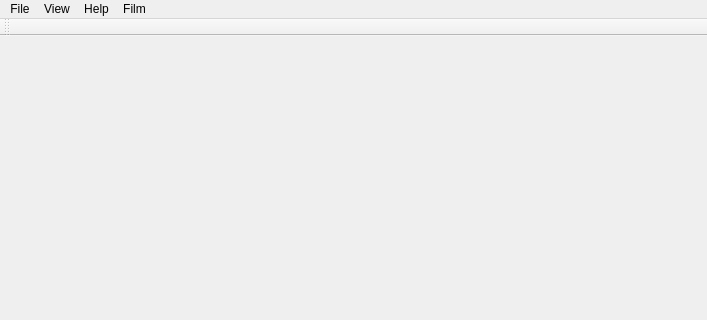
Old version of the form mainwindow.ui in the repository MIRC-UofSC/VirtualFilmBench; both pictures show x 0 to 707 and y 0 to 320 of the 707 by 634 pixel window.
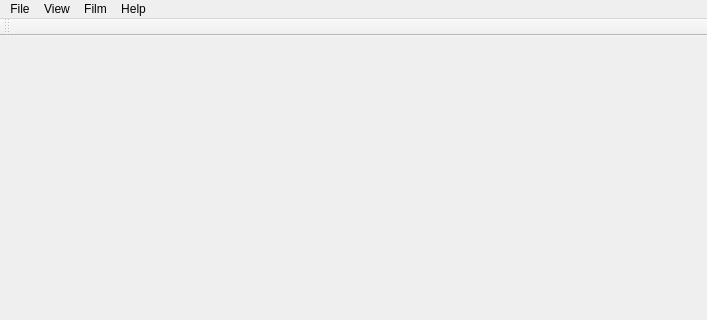
New version of the form. Icons and pictures are not drawn.

Commit message: Update Help-About dialog

What changed in the file:
```diff
--- a/mainwindow.ui
+++ b/mainwindow.ui
@@ -1587,8 +1587,8 @@
    </widget>
    <addaction name="menuFile"/>
    <addaction name="menuView"/>
-   <addaction name="menuHelp"/>
    <addaction name="menuFilm"/>
+   <addaction name="menuHelp"/>
   </widget>
   <action name="actionAcknowledgements">
    <property name="checkable">
```
The commit also changes 1 other file.
